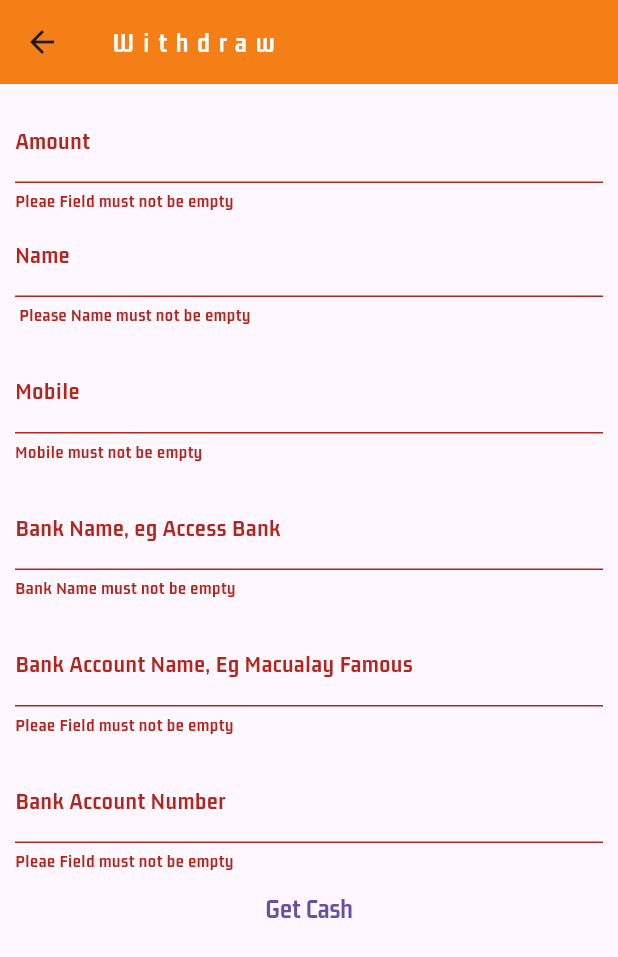
After one commit to agamamom/Fashion_Store, a Flutter app: the WithdrawalScreen screen opened directly, after a tap on "Get Cash", on a phone screen of 412 x 824 dp. The commit adds this screen. Shown: the top 957 px of the screen. Run offline on Flutter 3.47's test engine with Material 3 defaults, Android fonts, the phone set to English and light mode, and no system bars; our stand-ins replace cached_network_image, cloud_firestore, firebase_auth, firebase_core, firebase_storage, flutter_easyloading and 5 more; missing offline and left inert: country_state_city_picker, firebase_ui_auth; accounts and stored records are empty; network calls fail; key blocks and very long unbroken strings in the code were emptied for the run.

Commit message:
update code

```diff
--- a/lib/main.dart
+++ b/lib/main.dart
@@ -54,7 +54,7 @@ class MyApp extends StatelessWidget {
         primarySwatch: Colors.blue,
         fontFamily: 'Brand-Bold',
       ),
-      home: const LoginScreen(),
+      home: const VendorAuthScreen(),
       builder: EasyLoading.init(),
     );
   }
--- /dev/null
+++ b/lib/vendor/views/screens/vendor_inner_screen/withdrawal_screen.dart
@@ -0,0 +1,194 @@
+import 'package:cloud_firestore/cloud_firestore.dart';
+import 'package:flutter/material.dart';
+import 'package:uuid/uuid.dart';
+
+class WithdrawalScreen extends StatefulWidget {
+  const WithdrawalScreen({super.key});
+
+  @override
+  State<WithdrawalScreen> createState() => _WithdrawalScreenState();
+}
+
+class _WithdrawalScreenState extends State<WithdrawalScreen> {
+  late String amount;
+
+  late String name;
+
+  late String mobile;
+
+  late String bankName;
+
+  late String bankAccountName;
+
+  late String bankAccountNumber;
+
+  final GlobalKey<FormState> _formkey = GlobalKey<FormState>();
+
+  final FirebaseFirestore _firestore = FirebaseFirestore.instance;
+  @override
+  Widget build(BuildContext context) {
+    return Scaffold(
+      appBar: AppBar(
+        backgroundColor: Colors.yellow.shade900,
+        elevation: 0,
+        title: const Text(
+          'Withdraw ',
+          style: TextStyle(
+            color: Colors.white,
+            letterSpacing: 6,
+            fontSize: 18,
+            fontWeight: FontWeight.bold,
+          ),
+        ),
+      ),
+      body: Padding(
+        padding: const EdgeInsets.all(10.0),
+        child: SingleChildScrollView(
+          child: Form(
+            key: _formkey,
+            child: Column(
+              children: [
+                TextFormField(
+                  validator: (value) {
+                    if (value!.isEmpty) {
+                      return 'Pleae Field must not be empty';
+                    } else {
+                      return null;
+                    }
+                  },
+                  onChanged: (value) {
+                    amount = value;
+                  },
+                  keyboardType: TextInputType.number,
+                  decoration: const InputDecoration(
+                    labelText: 'Amount',
+                  ),
+                ),
+                TextFormField(
+                  validator: (value) {
+                    if (value!.isEmpty) {
+                      return ' Please Name must not be empty';
+                    } else {
+                      return null;
+                    }
+                  },
+                  onChanged: (value) {
+                    name = value;
+                  },
+                  keyboardType: TextInputType.text,
+                  decoration: const InputDecoration(
+                    labelText: 'Name',
+                  ),
+                ),
+                const SizedBox(
+                  height: 15,
+                ),
+                TextFormField(
+                  validator: (value) {
+                    if (value!.isEmpty) {
+                      return 'Mobile must not be empty';
+                    } else {
+                      return null;
+                    }
+                  },
+                  onChanged: (value) {
+                    mobile = value;
+                  },
+                  keyboardType: TextInputType.number,
+                  decoration: const InputDecoration(
+                    labelText: 'Mobile',
+                  ),
+                ),
+                const SizedBox(
+                  height: 15,
+                ),
+                TextFormField(
+                  validator: (value) {
+                    if (value!.isEmpty) {
+                      return 'Bank Name must not be empty';
+                    } else {
+                      return null;
+                    }
+                  },
+                  onChanged: (value) {
+                    bankName = value;
+                  },
+                  keyboardType: TextInputType.text,
+                  decoration: const InputDecoration(
+                    labelText: 'Bank Name, eg Access Bank',
+                  ),
+                ),
+                const SizedBox(
+                  height: 15,
+                ),
+                TextFormField(
+                  validator: (value) {
+                    if (value!.isEmpty) {
+                      return 'Pleae Field must not be empty';
+                    } else {
+                      return null;
+                    }
+                  },
+                  onChanged: (value) {
+                    bankAccountName = value;
+                  },
+                  keyboardType: TextInputType.number,
+                  decoration: const InputDecoration(
+                    labelText: 'Bank Account Name, Eg Macualay Famous',
+                  ),
+                ),
+                const SizedBox(
+                  height: 15,
+                ),
+                TextFormField(
+                  validator: (value) {
+                    if (value!.isEmpty) {
+                      return 'Pleae Field must not be empty';
+                    } else {
+                      return null;
+                    }
+                  },
+                  onChanged: (value) {
+                    bankAccountNumber = value;
+                  },
+                  keyboardType: TextInputType.number,
+                  decoration: const InputDecoration(
+                    labelText: 'Bank Account Number',
+                  ),
+                ),
+                TextButton(
+                  onPressed: () async {
+                    if (_formkey.currentState!.validate()) {
+                      /// STORE DATE IN CLOUD FIRESTORE
+
+                      await _firestore
+                          .collection('withdrawal')
+                          .doc(Uuid().v4())
+                          .set({
+                        'Amount': amount,
+                        'Name': name,
+                        'Mobile': mobile,
+                        'BankName': bankName,
+                        'BankAccountName': bankAccountName,
+                        'BankAccountNumber': bankAccountNumber,
+                      });
+                      print('cooll');
+                    } else {
+                      print('False');
+                    }
+                  },
+                  child: const Text(
+                    'Get Cash',
+                    style: TextStyle(
+                      fontSize: 18,
+                    ),
+                  ),
+                ),
+              ],
+            ),
+          ),
+        ),
+      ),
+    );
+  }
+}
```
Also changed, not shown: lib/vendor/views/screens/earnings_screen.dart (+30 -0 lines), lib/vendor/views/screens/edit_products_tabs/published_tab.dart (+34 -22 lines), lib/vendor/views/screens/edit_products_tabs/unpublished_tab.dart (+23 -10 lines), lib/views/buyers/nav_screens/account_screen.dart (+15 -21 lines), lib/views/buyers/nav_screens/store_screen.dart (+71 -2 lines), lib/views/buyers/productDetail/store_detail_screen.dart (added, +10 -0 lines).
